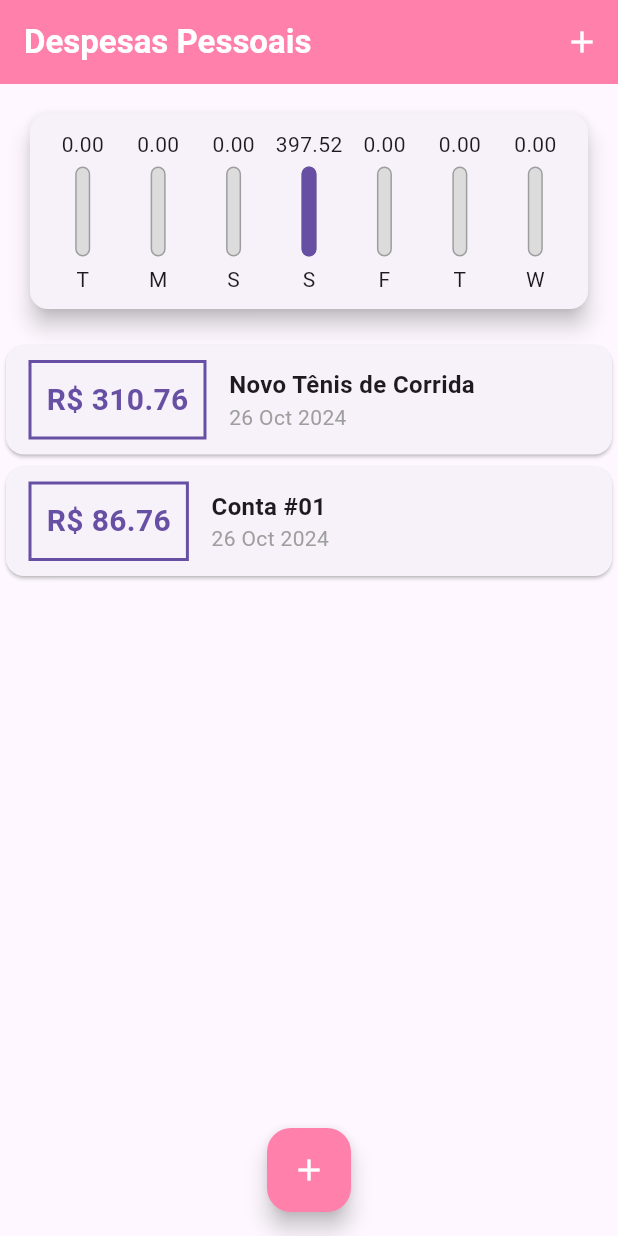
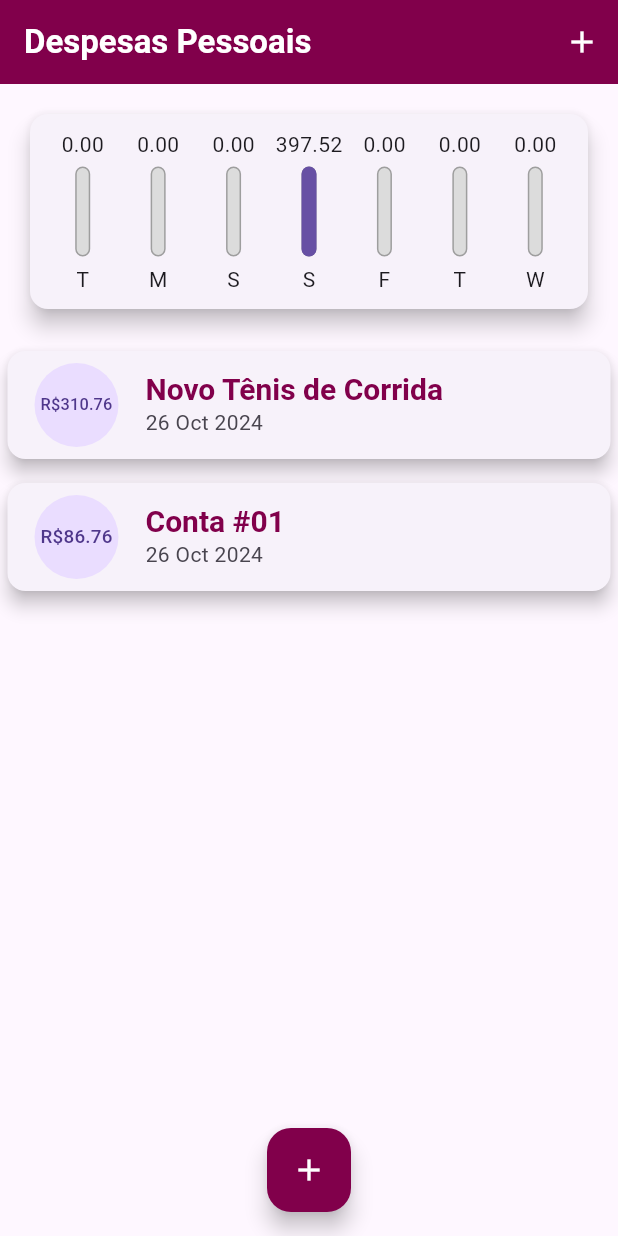
Before and after one commit to gabibecker/DespesasPessoais, a Flutter app: the screen it shows after launch, on a phone screen of 412 x 824 dp. Run offline on Flutter 3.47's test engine with Material 3 defaults, Android fonts, the phone set to English and light mode, and no system bars; Roboto replaces fonts that are missing (OpenSans).

Commit message:
127. Usando ListTile

```diff
--- a/expenses/lib/components/chart.dart
+++ b/expenses/lib/components/chart.dart
@@ -1,5 +1,3 @@
-import 'dart:ffi';
-
 import 'package:expenses/components/char_bar.dart';
 import 'package:expenses/models/Transaction.dart';
 import 'package:intl/intl.dart';
--- a/expenses/lib/components/transaction_list.dart
+++ b/expenses/lib/components/transaction_list.dart
@@ -10,68 +10,46 @@ class Transactionlist extends StatelessWidget {
   Widget build(BuildContext context) {
     return Container(
         height: 300,
-        child: transactions.isEmpty ? Column(
+        child: transactions.isEmpty
+            ? Column(
                 children: [
-            Text(
-              'Nenhuma Transação Cadastrada!',
-              style:TextStyle(
-                color: Theme.of(context).textTheme.titleMedium?.color)),
+                  Text('Nenhuma Transação Cadastrada!',
+                      style: TextStyle(
+                          color:
+                              Theme.of(context).textTheme.titleMedium?.color)),
                   SizedBox(height: 20),
                   Container(
                     height: 200,
                     child: Image.asset(
                       'assets/images/waiting.png', //mostrar o caminho da imagem
-              fit: BoxFit.cover, //ajustar o tam. da imagem relativa ao tam
+                      fit: BoxFit
+                          .cover, //ajustar o tam. da imagem relativa ao tam
                     ),
                   ),
                 ],
-        ) : ListView.builder(
+              )
+            : ListView.builder(
                 itemCount: transactions.length,
                 itemBuilder: (ctx, index) {
                   final tr = transactions[index];
                   return Card(
-                  child: Row(
-                children: <Widget>[
-                  Container(
-                    margin: EdgeInsets.symmetric(
-                      horizontal: 15,
-                      vertical: 10,
-                    ),
-                    decoration: BoxDecoration(
-                      border: Border.all(
-                        color: Theme.of(context).primaryColor,
-                        width: 2,
+                    elevation: 5,
+                    margin: EdgeInsets.symmetric(vertical: 8, horizontal: 5),
+                    child: ListTile(
+                      leading: CircleAvatar(
+                        radius: 30,
+                        child: Padding(
+                          padding: const EdgeInsets.all(6),
+                          child: FittedBox(child: Text('R\$${tr.value}')),
                         ),
                       ),
-                    padding: EdgeInsets.all(10),
-                    child: Text(
-                      'R\$ ${tr.value.toStringAsFixed(2)}',
-                      style: TextStyle(
-                        fontWeight: FontWeight.bold,
-                        fontSize: 20,
-                        color: Theme.of(context).primaryColor,
+                      title: Text(
+                        tr.title,
+                        style: Theme.of(context).textTheme.titleLarge,
                       ),
+                      subtitle: Text(DateFormat('d MMM y').format(tr.date)),
                     ),
-                  ),
-                  Column(
-                      crossAxisAlignment: CrossAxisAlignment.start,
-                      children: <Widget>[
-                        Text(
-                          tr.title.toString(),
-                          style: TextStyle(
-                            fontWeight: FontWeight.bold,
-                            fontSize: 16,
-                          ),
-                        ),
-                        Text(
-                          DateFormat('d MMM y').format(tr.date),
-                          style: TextStyle(
-                            color: Colors.grey,
-                          ),
-                        ),
-                      ])
-                ],
-              ));
+                  );
                 }));
   }
 }
--- a/expenses/lib/main.dart
+++ b/expenses/lib/main.dart
@@ -16,7 +16,7 @@ class ExpensesApp extends StatelessWidget {
       home: MyHomePage(),
       theme: tema.copyWith(
         colorScheme: tema.colorScheme.copyWith(
-          primary: Colors.pinkAccent[100],
+          primary: const Color(0xFF81004B),
           secondary: Colors.black,
         ),
         textTheme: tema.textTheme.copyWith(
@@ -24,7 +24,7 @@ class ExpensesApp extends StatelessWidget {
             fontFamily: 'OpenSans',
             fontSize: 20,
             fontWeight: FontWeight.bold,
-            color: Colors.white,
+            color: const Color(0xFF81004B),
           ),
           titleMedium: TextStyle(
             fontFamily: 'Roboto',
@@ -33,7 +33,7 @@ class ExpensesApp extends StatelessWidget {
           ),
         ),
         appBarTheme: AppBarTheme(
-          color: Colors.pinkAccent[100],
+          color: const Color(0xFF81004B),
           titleTextStyle: TextStyle(
             fontFamily: 'OpenSans',
             fontSize: 22,
@@ -45,7 +45,7 @@ class ExpensesApp extends StatelessWidget {
         ),
         ),
         floatingActionButtonTheme: FloatingActionButtonThemeData(
-          backgroundColor: Colors.pinkAccent[100],
+          backgroundColor: const Color(0xFF81004B),
           foregroundColor: Colors.white
         ),
       ),
```
Lines whose indentation alone changed are shown as unchanged.
